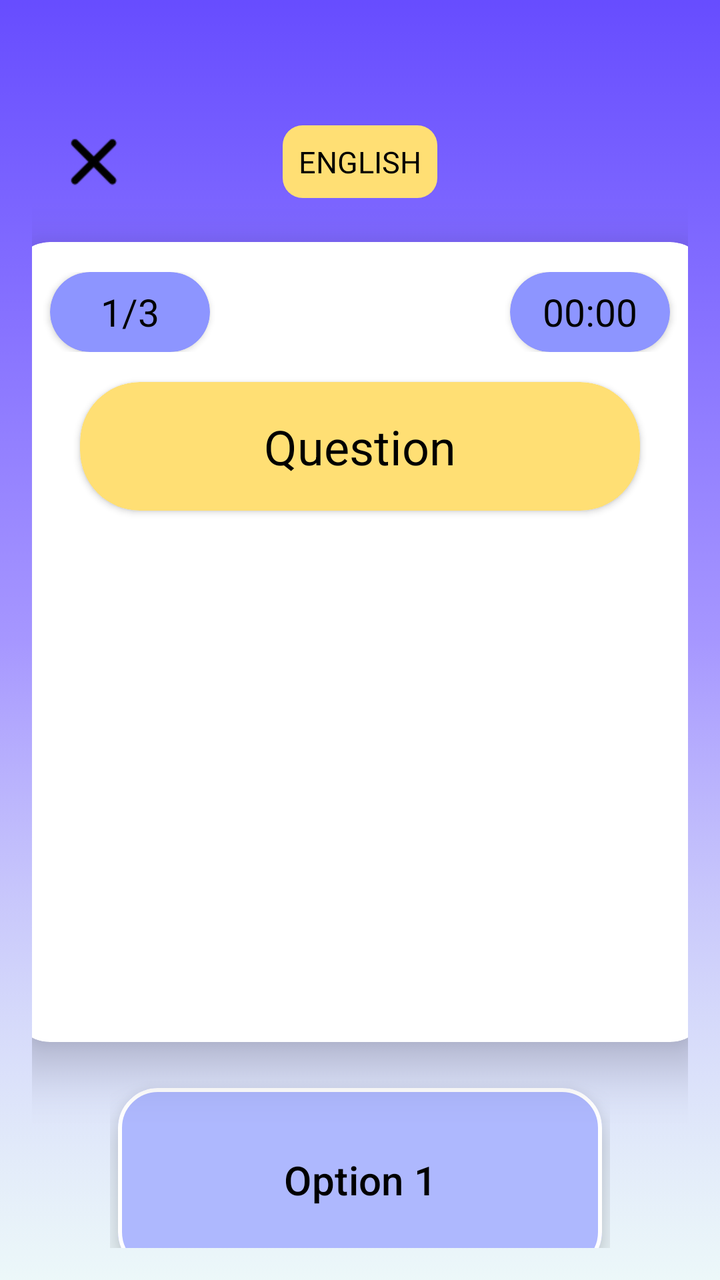
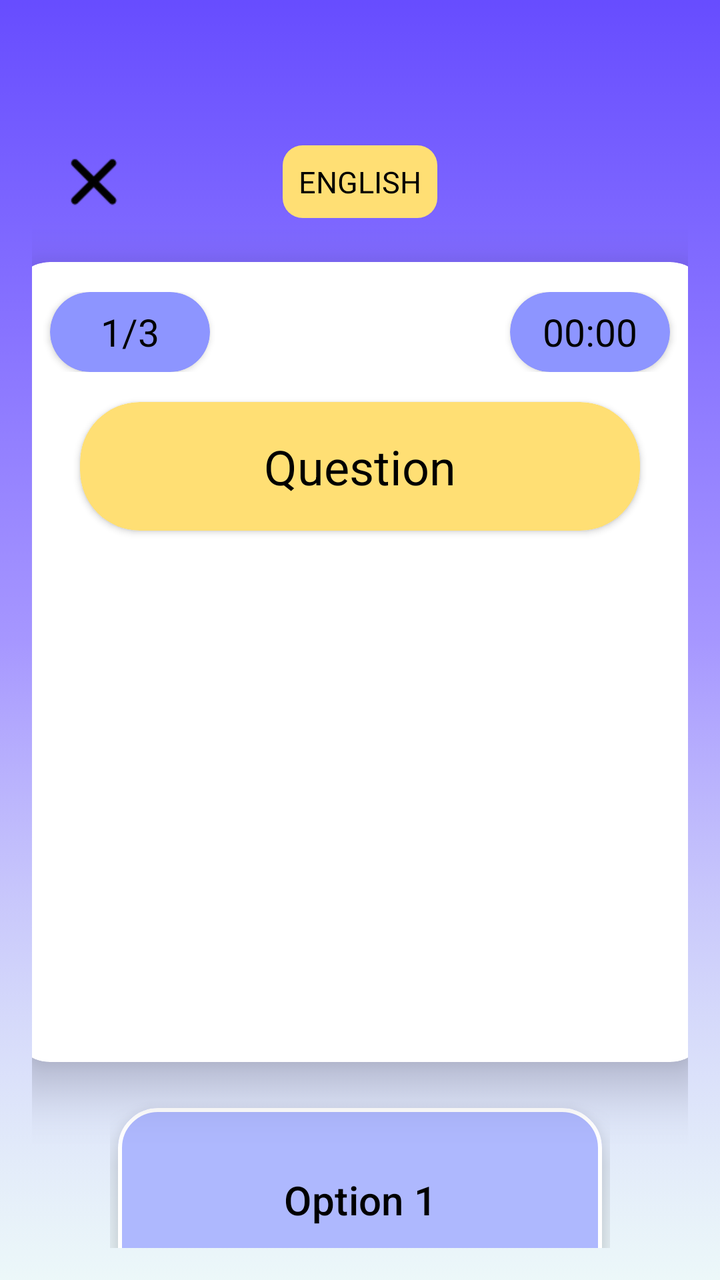

Before-and-after screenshots of an Android layout around one commit, followed by the original layout XML and the change that was made.
<!-- AndroidManifest.xml: application theme Theme.QuizApp -->
<!-- res/layout/quiz_english_2.xml -->
<?xml version="1.0" encoding="utf-8"?>
<LinearLayout xmlns:android="http://schemas.android.com/apk/res/android"
    xmlns:tools="http://schemas.android.com/tools"
    xmlns:app="http://schemas.android.com/apk/res-auto"
    android:id="@+id/main"
    android:layout_width="match_parent"
    android:layout_height="match_parent"
    android:orientation="vertical"
    android:padding="16dp"
    android:background="@drawable/background"
    tools:context=".QuizEnglish">

    <RelativeLayout
        android:layout_width="match_parent"
        android:layout_height="50dp"
        android:layout_marginTop="40dp">

        <ImageView
            android:id="@+id/close_button"
            android:layout_width="30dp"
            android:layout_height="30dp"
            android:layout_alignParentStart="true"
            android:layout_centerVertical="true"
            android:layout_marginStart="16dp"
            android:src="@drawable/close_button"/>

        <TextView
            android:id="@+id/editProfileLabel"
            android:layout_width="wrap_content"
            android:layout_height="wrap_content"
            android:text="ENGLISH"
            android:textSize="15sp"
            android:textColor="#000000"
            android:background="@drawable/edit_profile_label_bg"
            android:padding="8dp"
            android:gravity="center"
            android:layout_centerInParent="true"/>

        <androidx.cardview.widget.CardView
            android:layout_width="wrap_content"
            android:layout_height="match_parent"
            android:layout_alignParentEnd="true"
            android:layout_centerVertical="true"
            android:layout_marginEnd="16dp">
        </androidx.cardview.widget.CardView>

    </RelativeLayout>

    <androidx.cardview.widget.CardView
        android:layout_width="350dp"
        android:layout_height="400dp"
        android:layout_gravity="center_horizontal"
        android:layout_marginTop="15dp"
        app:cardBackgroundColor="@android:color/white"
        app:cardCornerRadius="20dp"
        app:cardElevation="15dp">

        <LinearLayout
            android:layout_width="350dp"
            android:layout_height="40dp"
            android:layout_marginTop="15dp"
            android:layout_marginBottom="15dp">

            <androidx.cardview.widget.CardView
                android:layout_width="80dp"
                android:layout_height="40dp"
                android:layout_gravity="center_horizontal"
                android:layout_marginLeft="20dp"
                android:layout_marginRight="20dp"
                app:cardBackgroundColor="@color/buttonPurple"
                app:cardCornerRadius="30dp">

                <TextView
                    android:id="@+id/totalQuestion"
                    android:layout_width="80dp"
                    android:layout_height="40dp"
                    android:gravity="center"
                    android:text="1/3"
                    android:textColor="@color/black"
                    android:textSize="19sp" />

            </androidx.cardview.widget.CardView>

            <androidx.cardview.widget.CardView
                android:id="@+id/timer"
                android:layout_width="80dp"
                android:layout_height="40dp"
                android:layout_gravity="center_horizontal"
                android:layout_marginStart="130dp"
                app:cardBackgroundColor="@color/buttonPurple"
                app:cardCornerRadius="30dp">

                <TextView
                    android:id="@+id/timerText"
                    android:layout_width="80dp"
                    android:layout_height="40dp"
                    android:gravity="center"
                    android:text="00:00"
                    android:textColor="@color/black"
                    android:textSize="19sp" />

            </androidx.cardview.widget.CardView>

        </LinearLayout>

        <androidx.cardview.widget.CardView
            android:layout_width="280dp"
            android:layout_height="wrap_content"
            android:layout_gravity="center_horizontal"
            android:layout_marginTop="70dp"
            android:layout_marginBottom="20dp"
            app:cardBackgroundColor="@color/yellow"
            app:cardCornerRadius="30dp">

            <TextView
                android:id="@+id/question_text"
                android:layout_width="280dp"
                android:layout_height="wrap_content"
                android:gravity="center"
                android:padding="16dp"
                android:text="Question"
                android:textColor="@color/black"
                android:textSize="24sp" />

        </androidx.cardview.widget.CardView>

        <ImageView
            android:id="@+id/imageView"
            android:layout_width="200dp"
            android:layout_height="200dp"
            android:layout_gravity="center_horizontal"
            android:layout_marginTop="165dp"
            />
    </androidx.cardview.widget.CardView>


    <LinearLayout
        style="?android:attr/buttonBarStyle"
        android:layout_width="250dp"
        android:layout_height="113dp"
        android:layout_gravity="center_horizontal"
        android:layout_marginTop="15dp"
        android:orientation="horizontal">

        <Button
            android:id="@+id/option_1_button"
            style="?android:attr/buttonBarButtonStyle"
            android:layout_width="60dp"
            android:layout_height="100dp"
            android:layout_margin="4dp"
            android:layout_weight="1"
            android:backgroundTint="@color/lightPurple"
            android:elevation="10dp"
            android:outlineProvider="background"
            android:stateListAnimator="@null"
            android:text="Option 1"
            android:textColor="@color/black"
            android:textSize="20sp"
            app:cornerRadius="20dp"
            app:strokeColor="@color/white"
            app:strokeWidth="2dp" />
    </LinearLayout>

    <LinearLayout
        style="?android:attr/buttonBarStyle"
        android:layout_width="250dp"
        android:layout_height="108dp"
        android:layout_gravity="center_horizontal"
        android:layout_marginTop="5dp"
        android:orientation="horizontal">

        <Button
            android:id="@+id/option_2_button"
            style="?android:attr/buttonBarButtonStyle"
            android:layout_width="60dp"
            android:layout_height="100dp"
            android:layout_margin="4dp"
            android:layout_weight="1"
            android:backgroundTint="@color/lightPurple"
            android:elevation="10dp"
            android:outlineProvider="background"
            android:stateListAnimator="@null"
            android:text="Option 2"
            android:textColor="@color/black"
            android:textSize="20sp"
            app:cornerRadius="20dp"
            app:strokeColor="@color/white"
            app:strokeWidth="2dp" />
    </LinearLayout>


    <LinearLayout
        style="?android:attr/buttonBarStyle"
        android:layout_width="250dp"
        android:layout_height="107dp"
        android:layout_gravity="center_horizontal"
        android:layout_marginTop="5dp"
        android:orientation="horizontal">

        <Button
            android:id="@+id/option_3_button"
            style="?android:attr/buttonBarButtonStyle"
            android:layout_width="60dp"
            android:layout_height="100dp"
            android:layout_margin="4dp"
            android:layout_weight="1"
            android:backgroundTint="@color/lightPurple"
            android:elevation="10dp"
            android:outlineProvider="background"
            android:stateListAnimator="@null"
            android:text="Option 3"
            android:textColor="@color/black"
            android:textSize="20sp"
            app:cornerRadius="20dp"
            app:strokeColor="@color/white"
            app:strokeWidth="2dp" />
    </LinearLayout>


</LinearLayout>
<!-- resources referenced by this layout -->
<resources>
  <color name="black">#FF000000</color>
  <color name="buttonPurple">#8D95FF</color>
  <color name="lightPurple">#AEB8FE</color>
  <color name="white">#FFFFFFFF</color>
  <color name="yellow">#FFDF74</color>
  <!-- drawable background: png bitmap (drawable, 33364 bytes) -->
  <!-- drawable close_button: png bitmap (drawable, 2223 bytes) -->
  <!-- drawable edit_profile_label_bg (drawable) -->
  <?xml version="1.0" encoding="utf-8"?>
  <shape android:shape="rectangle" xmlns:android="http://schemas.android.com/apk/res/android">
  
      <corners android:radius="10dp"/>
      <solid android:color="@color/yellow"/>
  </shape>
  <style name="Theme.QuizApp" parent="Base.Theme.QuizApp" />
  <style name="Base.Theme.QuizApp" parent="Theme.Material3.DayNight.NoActionBar">
          
          <item name="colorPrimary">@color/purple</item>
          <item name="colorPrimaryVariant">@color/blue</item>
          <item name="android:statusBarColor">@color/blue</item>
      </style>
  <color name="purple">#2600FF</color>
  <color name="blue">#B0E0E6</color>
</resources>

<!-- the commit's change to res/layout/quiz_english_2.xml (unified diff, before → after) -->
@@ -13,7 +13,7 @@
     <RelativeLayout
         android:layout_width="match_parent"
         android:layout_height="50dp"
-        android:layout_marginTop="40dp">
+        android:layout_marginTop="50dp">
 
         <ImageView
             android:id="@+id/close_button"
